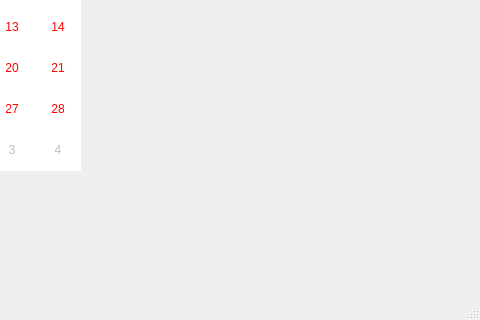
First picture: the form in formatchislovoy.ui, repository Gerestal/Salvador-Dali, before the edit; both pictures show x 320 to 800 and y 280 to 600 of the 800 by 600 pixel window.
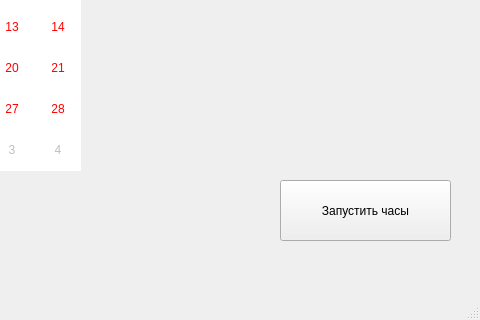
Second picture: the form after the edit.

Commit message: buttons, signals

Diff of the .ui file:
```diff
--- a/formatchislovoy.ui
+++ b/formatchislovoy.ui
@@ -98,6 +98,19 @@
      <string>Ввести</string>
     </property>
    </widget>
+   <widget class="QPushButton" name="start_clocky">
+    <property name="geometry">
+     <rect>
+      <x>600</x>
+      <y>460</y>
+      <width>171</width>
+      <height>61</height>
+     </rect>
+    </property>
+    <property name="text">
+     <string>Запустить часы</string>
+    </property>
+   </widget>
   </widget>
   <widget class="QMenuBar" name="menubar">
    <property name="geometry">
```
The commit also changes 15 other files.
